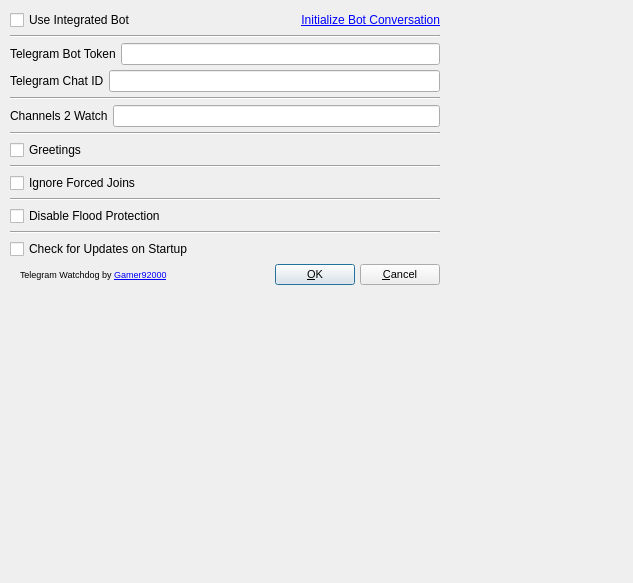
The window that src/configui.ui (Gamer92000/TeamSpeak-3-Telegram-Watchdog) describes before a commit, drawn with Qt 5.
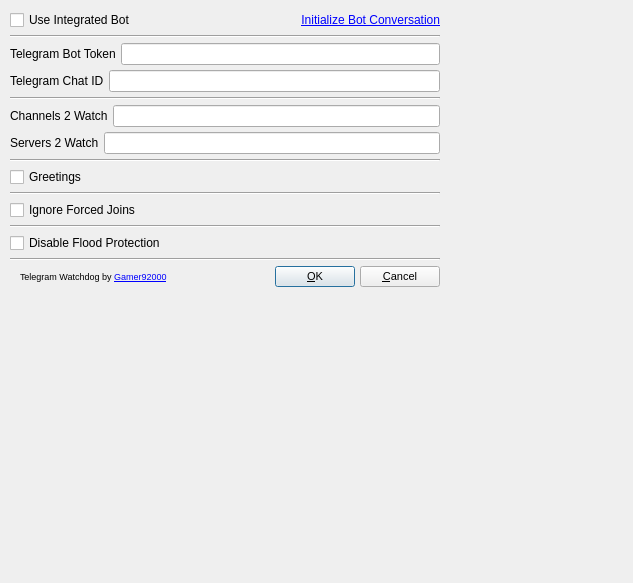
The same window after the commit.

The edit to the form file:
```diff
--- a/src/configui.ui
+++ b/src/configui.ui
@@ -46,7 +46,7 @@
      <x>0</x>
      <y>0</y>
      <width>443</width>
-     <height>291</height>
+     <height>301</height>
     </rect>
    </property>
    <layout class="QVBoxLayout" name="verticalLayout_2">
@@ -233,6 +233,28 @@
       </item>
      </layout>
     </item>
+    <item>
+     <layout class="QHBoxLayout" name="horizontalLayout_6">
+      <property name="topMargin">
+       <number>0</number>
+      </property>
+      <item>
+       <widget class="QLabel" name="label_4">
+        <property name="font">
+         <font>
+          <pointsize>9</pointsize>
+         </font>
+        </property>
+        <property name="text">
+         <string>Servers 2 Watch</string>
+        </property>
+       </widget>
+      </item>
+      <item>
+       <widget class="QLineEdit" name="servers2Watch"/>
+      </item>
+     </layout>
+    </item>
     <item>
      <widget class="Line" name="line">
       <property name="minimumSize">
@@ -327,18 +349,6 @@
       </property>
      </widget>
     </item>
-    <item>
-     <widget class="QCheckBox" name="updateCheck">
-      <property name="font">
-       <font>
-        <pointsize>9</pointsize>
-       </font>
-      </property>
-      <property name="text">
-       <string>Check for Updates on Startup</string>
-      </property>
-     </widget>
-    </item>
     <item>
      <layout class="QHBoxLayout" name="horizontalLayout" stretch="1,0,0">
       <property name="sizeConstraint">
```
